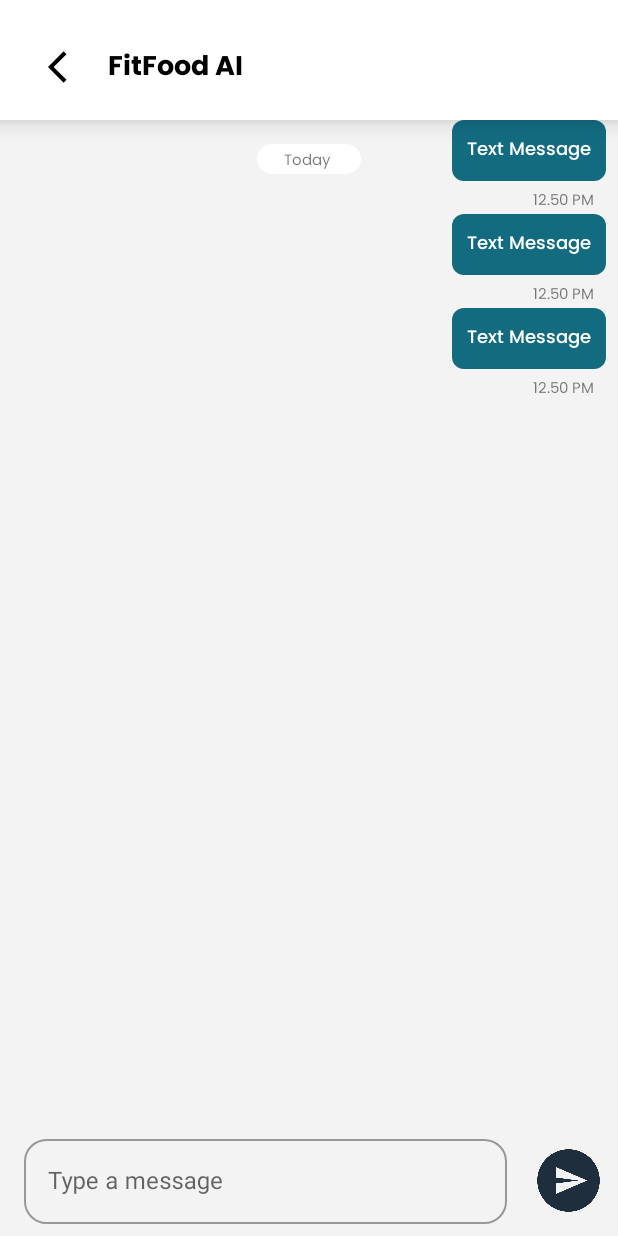
After one commit to fahlisaputra/FitFood, an Android app: the layout fragment_chat.xml on its own in the app's theme, with its tools: preview values and no code run, on a phone screen of 412 x 824 dp. The commit adds this screen. Run offline under Robolectric (Android 15) with nearby library versions, the phone set to English and light mode, and no system bars; network calls fail.

Commit message:
chat consultation layout

```diff
--- a/app/build.gradle.kts
+++ b/app/build.gradle.kts
@@ -55,6 +55,7 @@ dependencies {
     implementation("org.tensorflow:tensorflow-lite-support:0.4.4")
     implementation("org.tensorflow:tensorflow-lite-metadata:0.4.4")
     implementation("androidx.datastore:datastore-core-android:1.1.1")
+    implementation("androidx.compose.runtime:runtime-android:1.6.8")
 
     testImplementation("junit:junit:4.13.2")
     androidTestImplementation("androidx.test.ext:junit:1.1.5")
--- a/app/src/main/java/com/example/fitfoood/view/main/HomeFragment.kt
+++ b/app/src/main/java/com/example/fitfoood/view/main/HomeFragment.kt
@@ -72,10 +72,6 @@ class HomeFragment : Fragment() {
 ////            fetchBMIData()
 //            loadProfilePicture()
 //        }
-
-
-
-
 
         binding.apply {
             btnFoodRecomendation.setOnClickListener {
--- /dev/null
+++ b/app/src/main/res/drawable/bg_rounded_white.xml
@@ -0,0 +1,6 @@
+<?xml version="1.0" encoding="utf-8"?>
+<shape xmlns:android="http://schemas.android.com/apk/res/android"
+    android:shape="rectangle">
+    <solid android:color="@color/white" /> <!-- Define your desired color -->
+    <corners android:radius="50dp" /> <!-- Adjust radius as needed -->
+</shape>
--- /dev/null
+++ b/app/src/main/res/drawable/rounded_rectangle_navy.xml
@@ -0,0 +1,11 @@
+<?xml version="1.0" encoding="utf-8"?>
+<shape xmlns:android="http://schemas.android.com/apk/res/android"
+    android:shape="rectangle">
+
+    <!-- View background color -->
+    <corners android:radius="8dp" />
+
+    <!-- The radius makes the corners rounded -->
+    <solid android:color="#136B80" />
+
+</shape>
--- /dev/null
+++ b/app/src/main/res/layout/fragment_chat.xml
@@ -0,0 +1,115 @@
+<?xml version="1.0" encoding="utf-8"?>
+<androidx.constraintlayout.widget.ConstraintLayout xmlns:android="http://schemas.android.com/apk/res/android"
+    xmlns:app="http://schemas.android.com/apk/res-auto"
+    xmlns:tools="http://schemas.android.com/tools"
+    android:layout_width="match_parent"
+    android:layout_height="match_parent"
+    android:background="#F3F3F3"
+    tools:context=".view.chat.ChatFragment">
+
+    <RelativeLayout
+        android:id="@+id/topAppBarLayout"
+        android:layout_width="match_parent"
+        android:layout_height="80dp"
+        android:background="@color/white"
+        android:elevation="10dp"
+        app:layout_constraintEnd_toEndOf="parent"
+        app:layout_constraintStart_toStartOf="parent"
+        app:layout_constraintTop_toTopOf="parent">
+
+        <ImageView
+            android:id="@+id/btn_back"
+            android:layout_width="25dp"
+            android:layout_height="25dp"
+            android:layout_marginStart="32dp"
+            android:layout_marginTop="32dp"
+            android:src="@drawable/ic_arrow_back" />
+
+        <TextView
+            android:id="@+id/textView6"
+            style="@style/SubHeading1_Poppins_Bold"
+            android:layout_width="wrap_content"
+            android:layout_height="wrap_content"
+            android:layout_marginStart="72dp"
+            android:layout_marginTop="30dp"
+            android:textColor="@color/black"
+            android:text="@string/fitfood_ai" />
+
+    </RelativeLayout>
+
+    <TextView
+        style="@style/Body2_Poppins_Regular"
+        android:layout_width="69dp"
+        android:layout_height="20dp"
+        android:background="@drawable/bg_rounded_white"
+        android:layout_marginTop="16dp"
+        android:paddingStart="18dp"
+        android:paddingEnd="0dp"
+        android:paddingTop="3dp"
+        android:text="@string/today"
+        app:layout_constraintEnd_toEndOf="parent"
+        app:layout_constraintStart_toStartOf="parent"
+        app:layout_constraintTop_toBottomOf="@+id/topAppBarLayout" />
+
+    <androidx.recyclerview.widget.RecyclerView
+        android:id="@+id/rv_chatHistory"
+        android:layout_width="0dp"
+        android:layout_height="0dp"
+        android:scrollbars="vertical"
+        app:layout_constraintBottom_toTopOf="@id/rv_smartReplyOptions"
+        app:layout_constraintEnd_toEndOf="parent"
+        app:layout_constraintStart_toStartOf="parent"
+        app:layout_constraintTop_toBottomOf="@id/topAppBarLayout"
+        tools:listitem="@layout/item_message_local" />
+
+    <androidx.recyclerview.widget.RecyclerView
+        android:id="@+id/rv_smartReplyOptions"
+        android:layout_width="0dp"
+        android:layout_height="wrap_content"
+        android:orientation="horizontal"
+        app:layout_constraintBottom_toTopOf="@id/til_inputTextLayout"
+        app:layout_constraintEnd_toEndOf="parent"
+        app:layout_constraintStart_toStartOf="parent"
+        app:layout_constraintTop_toBottomOf="@id/rv_chatHistory"
+        tools:layoutManager="androidx.recyclerview.widget.LinearLayoutManager"
+        tools:listitem="@layout/item_options_smartreply" />
+
+    <com.google.android.material.textfield.TextInputLayout
+        android:id="@+id/til_inputTextLayout"
+        style="@style/Widget.MaterialComponents.TextInputLayout.OutlinedBox"
+        android:layout_width="0dp"
+        android:layout_height="70dp"
+        android:layout_marginTop="4dp"
+        android:layout_marginStart="8dp"
+        app:boxCornerRadiusBottomEnd="15dp"
+        app:boxCornerRadiusBottomStart="15dp"
+        app:boxCornerRadiusTopEnd="15dp"
+        app:boxCornerRadiusTopStart="15dp"
+        android:hint="@string/input_text_hint"
+        app:layout_constraintBottom_toBottomOf="parent"
+        app:layout_constraintEnd_toStartOf="@id/btn_send"
+        app:layout_constraintStart_toStartOf="parent"
+        app:layout_constraintTop_toBottomOf="@id/rv_smartReplyOptions">
+
+        <com.google.android.material.textfield.TextInputEditText
+            android:id="@+id/tiet_inputTextEditText"
+            android:layout_width="match_parent"
+            android:layout_height="match_parent"
+            android:layout_margin="8dp"
+            android:inputType="textCapSentences" />
+
+    </com.google.android.material.textfield.TextInputLayout>
+
+    <ImageView
+        android:id="@+id/btn_send"
+        android:layout_width="50dp"
+        android:layout_height="50dp"
+        android:layout_margin="8dp"
+        android:src="@drawable/ic_send"
+        app:layout_constraintEnd_toEndOf="parent"
+        app:layout_constraintStart_toEndOf="@id/til_inputTextLayout"
+        app:layout_constraintTop_toTopOf="@id/til_inputTextLayout" />
+
+
+
+</androidx.constraintlayout.widget.ConstraintLayout>
--- /dev/null
+++ b/app/src/main/res/layout/item_message_local.xml
@@ -0,0 +1,41 @@
+<?xml version="1.0" encoding="utf-8"?>
+<androidx.constraintlayout.widget.ConstraintLayout xmlns:android="http://schemas.android.com/apk/res/android"
+    xmlns:app="http://schemas.android.com/apk/res-auto"
+    xmlns:tools="http://schemas.android.com/tools"
+    android:layout_width="match_parent"
+    android:layout_height="wrap_content">
+
+    <ImageView
+        android:id="@+id/iv_userProfile"
+        android:layout_width="40dp"
+        android:layout_height="40dp"
+        android:visibility="gone"
+        app:layout_constraintEnd_toEndOf="parent"
+        app:layout_constraintTop_toTopOf="parent" />
+
+    <TextView
+        android:id="@+id/tv_userMessageText"
+        style="@style/Body1_Poppins_Medium"
+        android:textColor="@color/white"
+        android:layout_width="wrap_content"
+        android:layout_height="wrap_content"
+        android:layout_marginEnd="8dp"
+        android:background="@drawable/rounded_rectangle_navy"
+        android:gravity="start"
+        android:padding="10dp"
+        app:layout_constraintEnd_toEndOf="parent"
+        app:layout_constraintTop_toTopOf="parent"
+        tools:text="Text Message" />
+
+    <TextView
+        android:id="@+id/timeUser"
+        style="@style/Body2_Poppins_Regular"
+        android:layout_width="wrap_content"
+        android:layout_height="wrap_content"
+        android:layout_marginEnd="8dp"
+        android:layout_marginTop="5dp"
+        android:text="@string/dummy_time"
+        app:layout_constraintEnd_toEndOf="@+id/tv_userMessageText"
+        app:layout_constraintTop_toBottomOf="@+id/tv_userMessageText" />
+
+</androidx.constraintlayout.widget.ConstraintLayout>
--- /dev/null
+++ b/app/src/main/res/layout/item_options_smartreply.xml
@@ -0,0 +1,6 @@
+<?xml version="1.0" encoding="utf-8"?>
+<androidx.constraintlayout.widget.ConstraintLayout xmlns:android="http://schemas.android.com/apk/res/android"
+    android:layout_width="match_parent"
+    android:layout_height="match_parent">
+
+</androidx.constraintlayout.widget.ConstraintLayout>
--- a/app/src/main/res/layout/toolbar.xml
+++ b/app/src/main/res/layout/toolbar.xml
@@ -27,8 +27,4 @@
             android:textColor="@color/black"
             android:textSize="18sp" />
 
-        <ImageView
-            android:layout_width="wrap_content"
-            android:layout_height="wrap_content" />
-
 </RelativeLayout>
--- a/app/src/main/res/values/strings.xml
+++ b/app/src/main/res/values/strings.xml
@@ -185,5 +185,11 @@
     <string name="_5000_langkah_perhari">5000 Langkah Perhari</string>
     <string name="dont_have_food">You Don\'t Have Any Food</string>
     <string name="descDontHaveFood">Add your food first and check the food recommendations for you.</string>
+    <string name="input_text_hint">Type a message</string>
+    <string name="send_message_text">Send</string>
+    <string name="switch_user_text">Switch User</string>
+    <string name="fitfood_ai">FitFood AI</string>
+    <string name="today">Today</string>
+    <string name="dummy_time">12.50 PM</string>
 
 </resources>
```
Also changed, not shown: app/src/main/java/com/example/fitfoood/view/chat/ChatFragment.kt (added, +35 -0 lines), app/src/main/java/com/example/fitfoood/view/main/MainActivity.kt (+39 -5 lines), app/src/main/java/com/example/fitfoood/view/weighttracker/WeightTrackerFragment.kt (added, +60 -0 lines), app/src/main/res/drawable/rounded_rectangle_white.xml (added, +11 -0 lines), app/src/main/res/layout/fragment_weight_tracker.xml (added, +14 -0 lines), app/src/main/res/layout/item_message_another_user.xml (added, +40 -0 lines), app/src/main/res/drawable/ic_send.png (added), 1 other file.
